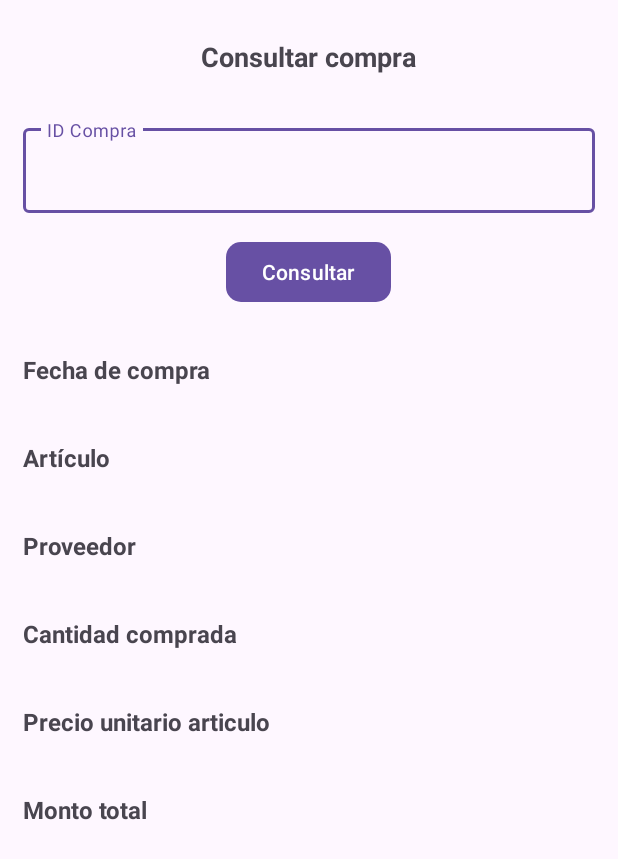
After one commit to adogrz/PDMProyecto, an Android app: the ConsultarCompraActivity screen opened directly, with no data from a screen before it, on a phone screen of 412 x 824 dp. The commit adds this screen. Shown: the top 859 px of the screen. Run offline under Robolectric (Android 15) with nearby library versions, the phone set to English and light mode, and no system bars; Roboto replaces fonts that are not available here.

Commit message:
Agregado ui para consultar una compra

```diff
--- a/app/src/main/AndroidManifest.xml
+++ b/app/src/main/AndroidManifest.xml
@@ -12,6 +12,9 @@
         android:supportsRtl="true"
         android:theme="@style/Theme.PDMProyectoEtapa1"
         tools:targetApi="31">
+        <activity
+            android:name=".ui.compra.ConsultarCompraActivity"
+            android:exported="false" />
         <activity
             android:name=".ui.compra.InsertarCompraActivity"
             android:exported="false" />
--- /dev/null
+++ b/app/src/main/java/sv/ues/fia/eisi/pdmproyectoetapa1/ui/compra/ConsultarCompraActivity.java
@@ -0,0 +1,76 @@
+package sv.ues.fia.eisi.pdmproyectoetapa1.ui.compra;
+
+import androidx.appcompat.app.AppCompatActivity;
+
+import android.os.Bundle;
+import android.widget.Button;
+import android.widget.EditText;
+import android.widget.TextView;
+import android.widget.Toast;
+
+import sv.ues.fia.eisi.pdmproyectoetapa1.R;
+import sv.ues.fia.eisi.pdmproyectoetapa1.data.dao.DAOException;
+import sv.ues.fia.eisi.pdmproyectoetapa1.data.dao.sqlite.ControlBaseDatos;
+import sv.ues.fia.eisi.pdmproyectoetapa1.data.modelo.Articulo;
+import sv.ues.fia.eisi.pdmproyectoetapa1.data.modelo.Compra;
+import sv.ues.fia.eisi.pdmproyectoetapa1.data.modelo.DetalleCompra;
+
+public class ConsultarCompraActivity extends AppCompatActivity {
+    EditText etIdCompra;
+    TextView tvFechaCompra, tvNombreArticulo, tvNombreProveedor, tvCantidadCompra, tvPrecioUnitario,
+            tvTotalCompra;
+    Button btnConsularCompra;
+    ControlBaseDatos helper;
+
+    @Override
+    protected void onCreate(Bundle savedInstanceState) {
+        super.onCreate(savedInstanceState);
+        setContentView(R.layout.activity_consultar_compra);
+        etIdCompra = findViewById(R.id.et_id_compra);
+        tvFechaCompra = findViewById(R.id.tv_fecha_compra);
+        tvNombreArticulo = findViewById(R.id.tv_nombre_articulo);
+        tvNombreProveedor = findViewById(R.id.tv_nombre_proveedor);
+        tvCantidadCompra = findViewById(R.id.tv_cantidad_compra);
+        tvPrecioUnitario = findViewById(R.id.tv_precio_unitario);
+        tvTotalCompra = findViewById(R.id.tv_monto_total);
+        btnConsularCompra = findViewById(R.id.btn_consultar_compra);
+
+        helper = ControlBaseDatos.obtenerInstancia(this);
+
+        btnConsularCompra.setOnClickListener(v -> consultarCompra());
+    }
+
+    private void consultarCompra() {
+        // Obtener id de la compra
+        String idCompra = etIdCompra.getText().toString();
+
+        if (idCompra.isEmpty()) {
+            Toast.makeText(this, "Ingrese el id de la compra", Toast.LENGTH_SHORT).show();
+            return;
+        }
+
+        try {
+            Compra compra = helper.getCompraDAO().obtener(idCompra);
+            DetalleCompra detalleCompra = helper.getDetalleCompraDAO().obtenerPorIdCompra(idCompra);
+            Articulo articulo = helper.getArticuloDAO().obtener(detalleCompra.getIdArticulo());
+            String nombreProveedor = helper.getProveedorDAO().obtener(compra.getIdProveedor()).getNombre();
+
+            // Mostrar datos de la compra
+            tvFechaCompra.setText(compra.getFechaCompra());
+            tvNombreArticulo.setText(articulo.getNombre());
+            tvNombreProveedor.setText(nombreProveedor);
+            tvCantidadCompra.setText(String.valueOf(detalleCompra.getCantidadArticulo()));
+            tvPrecioUnitario.setText(String.valueOf(articulo.getPrecioUnitario()));
+            String montoTotal = "$ " + compra.getMontoTotal();
+            tvTotalCompra.setText(montoTotal);
+        } catch (DAOException e) {
+            Toast.makeText(this, "Error: " + e.getMessage(), Toast.LENGTH_SHORT).show();
+            tvFechaCompra.setText("");
+            tvNombreArticulo.setText("");
+            tvNombreProveedor.setText("");
+            tvCantidadCompra.setText("");
+            tvPrecioUnitario.setText("");
+            tvTotalCompra.setText("");
+        }
+    }
+}
--- a/app/src/main/java/sv/ues/fia/eisi/pdmproyectoetapa1/ui/compra/InsertarCompraActivity.java
+++ b/app/src/main/java/sv/ues/fia/eisi/pdmproyectoetapa1/ui/compra/InsertarCompraActivity.java
@@ -110,7 +110,7 @@ public class InsertarCompraActivity extends AppCompatActivity {
 
             // Actualizar monto total de la compra
             if (nuevaCompra != null) {
-                nuevaCompra.setMontoTotal(nuevaCompra.getMontoTotal() + subtotal);
+                nuevaCompra.setMontoTotal(subtotal);
                 helper.getCompraDAO().modificar(nuevaCompra);
             }
 
--- a/app/src/main/java/sv/ues/fia/eisi/pdmproyectoetapa1/ui/compra/MenuCompraActivity.java
+++ b/app/src/main/java/sv/ues/fia/eisi/pdmproyectoetapa1/ui/compra/MenuCompraActivity.java
@@ -10,15 +10,17 @@ import com.google.android.material.button.MaterialButton;
 import sv.ues.fia.eisi.pdmproyectoetapa1.R;
 
 public class MenuCompraActivity extends AppCompatActivity {
-    MaterialButton btnInsertarCompra;
+    MaterialButton btnInsertarCompra, btnConsultarCompra;
 
     @Override
     protected void onCreate(Bundle savedInstanceState) {
         super.onCreate(savedInstanceState);
         setContentView(R.layout.activity_menu_compra);
         btnInsertarCompra = findViewById(R.id.btn_insertar_comp);
+        btnConsultarCompra = findViewById(R.id.btn_consultar_comp);
 
         btnInsertarCompra.setOnClickListener(v -> navigateToActivity(InsertarCompraActivity.class));
+        btnConsultarCompra.setOnClickListener(v -> navigateToActivity(ConsultarCompraActivity.class));
     }
 
     /**
--- /dev/null
+++ b/app/src/main/res/layout/activity_consultar_compra.xml
@@ -0,0 +1,142 @@
+<?xml version="1.0" encoding="utf-8"?>
+<androidx.appcompat.widget.LinearLayoutCompat xmlns:android="http://schemas.android.com/apk/res/android"
+    xmlns:app="http://schemas.android.com/apk/res-auto"
+    xmlns:tools="http://schemas.android.com/tools"
+    android:layout_width="match_parent"
+    android:layout_height="wrap_content"
+    android:orientation="vertical"
+    android:padding="15dp"
+    tools:context=".ui.compra.ConsultarCompraActivity">
+
+    <TextView
+        android:layout_width="wrap_content"
+        android:layout_height="wrap_content"
+        android:layout_gravity="center"
+        android:layout_marginTop="10dp"
+        android:layout_marginBottom="30dp"
+        android:text="@string/btnConsultarComp"
+        android:textSize="18sp"
+        android:textStyle="bold" />
+
+    <!-- Id de la compra -->
+    <com.google.android.material.textfield.TextInputLayout
+        android:layout_width="match_parent"
+        android:layout_height="wrap_content">
+
+        <EditText
+            android:id="@+id/et_id_compra"
+            android:layout_width="match_parent"
+            android:layout_height="wrap_content"
+            android:autofillHints=""
+            android:hint="@string/etIdComp"
+            android:inputType="text"
+            tools:ignore="TextContrastCheck" />
+
+    </com.google.android.material.textfield.TextInputLayout>
+
+    <com.google.android.material.button.MaterialButton
+        android:id="@+id/btn_consultar_compra"
+        android:text="@string/Consultar"
+        app:cornerRadius="10dp"
+        android:layout_marginTop="15dp"
+        android:layout_marginBottom="30dp"
+        android:layout_gravity="center"
+        android:layout_width="wrap_content"
+        android:layout_height="wrap_content" />
+
+    <!--  Fecha compra  -->
+    <TextView
+        android:text="@string/txtFechaComp"
+        android:textSize="16sp"
+        android:textStyle="bold"
+        android:layout_width="wrap_content"
+        android:layout_height="wrap_content" />
+
+    <TextView
+        android:id="@+id/tv_fecha_compra"
+        android:textSize="15sp"
+        android:textStyle="normal"
+        android:layout_marginBottom="15dp"
+        android:layout_width="wrap_content"
+        android:layout_height="wrap_content" />
+
+    <!--  Nombre articulo  -->
+    <TextView
+        android:text="@string/txtArt"
+        android:textSize="16sp"
+        android:textStyle="bold"
+        android:layout_width="wrap_content"
+        android:layout_height="wrap_content" />
+
+    <TextView
+        android:id="@+id/tv_nombre_articulo"
+        android:textSize="15sp"
+        android:textStyle="normal"
+        android:layout_marginBottom="15dp"
+        android:layout_width="wrap_content"
+        android:layout_height="wrap_content" />
+
+    <!--  Nombre proveedor  -->
+    <TextView
+    android:text="@string/txtProv"
+    android:textSize="16sp"
+    android:textStyle="bold"
+    android:layout_width="wrap_content"
+    android:layout_height="wrap_content" />
+
+    <TextView
+        android:id="@+id/tv_nombre_proveedor"
+        android:textSize="15sp"
+        android:textStyle="normal"
+        android:layout_marginBottom="15dp"
+        android:layout_width="wrap_content"
+        android:layout_height="wrap_content" />
+
+    <!--  Cantidad comprada  -->
+    <TextView
+        android:text="@string/txtCantidadComp"
+        android:textSize="16sp"
+        android:textStyle="bold"
+        android:layout_width="wrap_content"
+        android:layout_height="wrap_content" />
+
+    <TextView
+        android:id="@+id/tv_cantidad_compra"
+        android:textSize="15sp"
+        android:textStyle="normal"
+        android:layout_marginBottom="15dp"
+        android:layout_width="wrap_content"
+        android:layout_height="wrap_content" />
+
+    <!--  Precio unitario del producto  -->
+    <TextView
+        android:text="@string/txtPrecioUniComp"
+        android:textSize="16sp"
+        android:textStyle="bold"
+        android:layout_width="wrap_content"
+        android:layout_height="wrap_content" />
+
+    <TextView
+        android:id="@+id/tv_precio_unitario"
+        android:textSize="15sp"
+        android:textStyle="normal"
+        android:layout_marginBottom="15dp"
+        android:layout_width="wrap_content"
+        android:layout_height="wrap_content" />
+
+    <!--  Total compra  -->
+    <TextView
+        android:text="@string/txtMontoTotalComp"
+        android:textSize="16sp"
+        android:textStyle="bold"
+        android:layout_width="wrap_content"
+        android:layout_height="wrap_content" />
+
+    <TextView
+        android:id="@+id/tv_monto_total"
+        android:textSize="15sp"
+        android:textStyle="normal"
+        android:layout_width="wrap_content"
+        android:layout_height="wrap_content" />
+
+</androidx.appcompat.widget.LinearLayoutCompat>
--- a/app/src/main/res/values/strings.xml
+++ b/app/src/main/res/values/strings.xml
@@ -29,6 +29,14 @@
     <string name="txtArt">Artículo</string>
     <string name="etCantidad">Cantidad</string>
     <string name="btnRegistrarComp">Registrar</string>
+
+    <!--  Consulta de compra  -->
+    <string name="txtConsultarComp">Consultar compra</string>
+    <string name="btnConsultar">Consultar</string>
+    <string name="txtFechaComp">Fecha de compra</string>
+    <string name="txtCantidadComp">Cantidad comprada</string>
+    <string name="txtPrecioUniComp">Precio unitario articulo</string>
+    <string name="txtMontoTotalComp">Monto total</string>
 
     <!-- Menú de Medicamentos -->
     <string name="medicamentos_menu">Función a Ejecutar el Medicamento</string>
```
